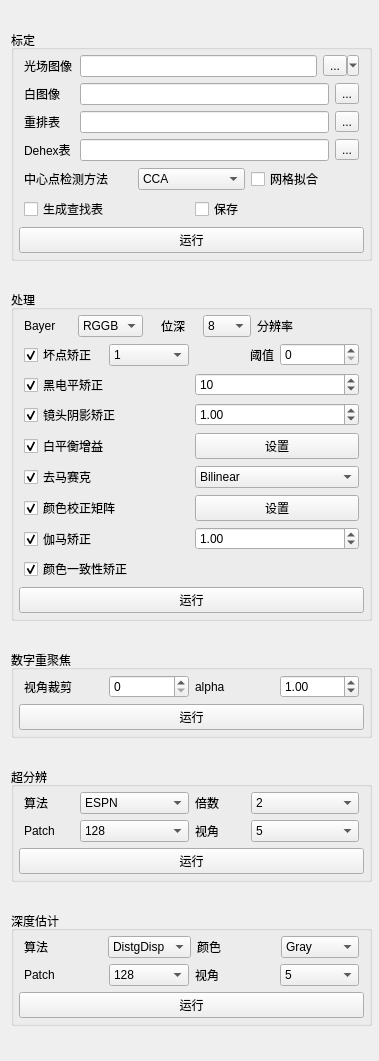
Before: the Qt Designer form ui/widgetcontrol.ui in 632-8nm/LightFieldLab, drawn with Qt 5.
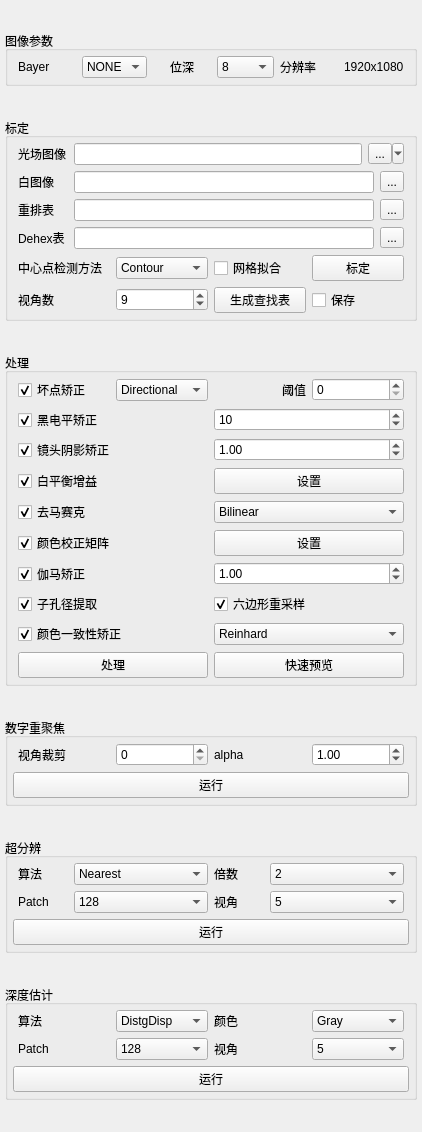
After: the same form once the commit is applied.

Commit message: 引入 lfparams 统一参数管理，更新 lfparams 与 UI 绑定逻辑

```diff
--- a/ui/widgetcontrol.ui
+++ b/ui/widgetcontrol.ui
@@ -6,8 +6,8 @@
    <rect>
     <x>0</x>
     <y>0</y>
-    <width>379</width>
-    <height>1061</height>
+    <width>422</width>
+    <height>1132</height>
    </rect>
   </property>
   <property name="sizePolicy">
@@ -20,15 +20,177 @@
    <string>Form</string>
   </property>
   <layout class="QVBoxLayout" name="verticalLayout">
+   <property name="leftMargin">
+    <number>5</number>
+   </property>
    <property name="topMargin">
-    <number>7</number>
+    <number>5</number>
    </property>
    <property name="rightMargin">
-    <number>7</number>
+    <number>5</number>
    </property>
    <property name="bottomMargin">
-    <number>7</number>
+    <number>5</number>
    </property>
+   <item>
+    <widget class="QGroupBox" name="groupBox">
+     <property name="sizePolicy">
+      <sizepolicy hsizetype="Preferred" vsizetype="Fixed">
+       <horstretch>0</horstretch>
+       <verstretch>0</verstretch>
+      </sizepolicy>
+     </property>
+     <property name="title">
+      <string>图像参数</string>
+     </property>
+     <layout class="QVBoxLayout" name="verticalLayout_5">
+      <property name="leftMargin">
+       <number>5</number>
+      </property>
+      <property name="topMargin">
+       <number>5</number>
+      </property>
+      <property name="rightMargin">
+       <number>5</number>
+      </property>
+      <property name="bottomMargin">
+       <number>5</number>
+      </property>
+      <item>
+       <layout class="QHBoxLayout" name="horizontalLayoutInfo" stretch="0,0,0,0,0,0">
+        <property name="leftMargin">
+         <number>5</number>
+        </property>
+        <property name="topMargin">
+         <number>0</number>
+        </property>
+        <property name="rightMargin">
+         <number>5</number>
+        </property>
+        <property name="bottomMargin">
+         <number>0</number>
+        </property>
+        <item>
+         <widget class="QLabel" name="labelBayer">
+          <property name="sizePolicy">
+           <sizepolicy hsizetype="Preferred" vsizetype="Fixed">
+            <horstretch>0</horstretch>
+            <verstretch>0</verstretch>
+           </sizepolicy>
+          </property>
+          <property name="text">
+           <string>Bayer</string>
+          </property>
+         </widget>
+        </item>
+        <item>
+         <widget class="QComboBox" name="comboBoxBayer">
+          <property name="sizePolicy">
+           <sizepolicy hsizetype="Preferred" vsizetype="Fixed">
+            <horstretch>0</horstretch>
+            <verstretch>0</verstretch>
+           </sizepolicy>
+          </property>
+          <property name="maximumSize">
+           <size>
+            <width>200</width>
+            <height>16777215</height>
+           </size>
+          </property>
+          <item>
+           <property name="text">
+            <string>NONE</string>
+           </property>
+          </item>
+          <item>
+           <property name="text">
+            <string>RGGB</string>
+           </property>
+          </item>
+          <item>
+           <property name="text">
+            <string>GRBG</string>
+           </property>
+          </item>
+          <item>
+           <property name="text">
+            <string>GBRG</string>
+           </property>
+          </item>
+          <item>
+           <property name="text">
+            <string>BGGR</string>
+           </property>
+          </item>
+         </widget>
+        </item>
+        <item>
+         <widget class="QLabel" name="labelBit">
+          <property name="sizePolicy">
+           <sizepolicy hsizetype="Preferred" vsizetype="Fixed">
+            <horstretch>0</horstretch>
+            <verstretch>0</verstretch>
+           </sizepolicy>
+          </property>
+          <property name="text">
+           <string>位深</string>
+          </property>
+          <property name="alignment">
+           <set>Qt::AlignmentFlag::AlignCenter</set>
+          </property>
+         </widget>
+        </item>
+        <item>
+         <widget class="QComboBox" name="comboBoxBit">
+          <property name="sizePolicy">
+           <sizepolicy hsizetype="Preferred" vsizetype="Fixed">
+            <horstretch>0</horstretch>
+            <verstretch>0</verstretch>
+           </sizepolicy>
+          </property>
+          <property name="maximumSize">
+           <size>
+            <width>100</width>
+            <height>16777215</height>
+           </size>
+          </property>
+          <item>
+           <property name="text">
+            <string>8</string>
+           </property>
+          </item>
+          <item>
+           <property name="text">
+            <string>10</string>
+           </property>
+          </item>
+         </widget>
+        </item>
+        <item>
+         <widget class="QLabel" name="labelResText">
+          <property name="sizePolicy">
+           <sizepolicy hsizetype="Preferred" vsizetype="Fixed">
+            <horstretch>0</horstretch>
+            <verstretch>0</verstretch>
+           </sizepolicy>
+          </property>
+          <property name="text">
+           <string>分辨率</string>
+          </property>
+         </widget>
+        </item>
+        <item>
+         <widget class="QLabel" name="labelResValue">
+          <property name="text">
+           <string>1920x1080</string>
+          </property>
+         </widget>
+        </item>
+       </layout>
+      </item>
+     </layout>
+    </widget>
+   </item>
    <item>
     <widget class="QGroupBox" name="groupBoxCalibrate">
      <property name="sizePolicy">
@@ -270,12 +432,7 @@
          </widget>
         </item>
         <item>
-         <widget class="QComboBox" name="comboBox_2">
-          <item>
-           <property name="text">
-            <string>CCA</string>
-           </property>
-          </item>
+         <widget class="QComboBox" name="comboBoxCCA">
           <item>
            <property name="text">
             <string>Contour</string>
@@ -296,6 +453,13 @@
           </property>
          </widget>
         </item>
+        <item>
+         <widget class="QPushButton" name="btnCalibrate">
+          <property name="text">
+           <string>标定</string>
+          </property>
+         </widget>
+        </item>
        </layout>
       </item>
       <item>
@@ -303,17 +467,28 @@
         <property name="leftMargin">
          <number>5</number>
         </property>
-        <property name="topMargin">
-         <number>0</number>
-        </property>
         <property name="rightMargin">
          <number>5</number>
         </property>
-        <property name="bottomMargin">
-         <number>0</number>
-        </property>
         <item>
-         <widget class="QCheckBox" name="checkBoxGenLUT">
+         <widget class="QLabel" name="label">
+          <property name="text">
+           <string>视角数</string>
+          </property>
+         </widget>
+        </item>
+        <item>
+         <widget class="QSpinBox" name="spinBoxLUTViews">
+          <property name="maximum">
+           <number>20</number>
+          </property>
+          <property name="value">
+           <number>9</number>
+          </property>
+         </widget>
+        </item>
+        <item>
+         <widget class="QPushButton" name="btnGenLUT">
           <property name="text">
            <string>生成查找表</string>
           </property>
@@ -328,13 +503,6 @@
         </item>
        </layout>
       </item>
-      <item>
-       <widget class="QPushButton" name="pushButtonRunRefocusRunCali">
-        <property name="text">
-         <string>运行</string>
-        </property>
-       </widget>
-      </item>
      </layout>
     </widget>
    </item>
@@ -362,148 +530,6 @@
       <property name="bottomMargin">
        <number>5</number>
       </property>
-      <item>
-       <layout class="QHBoxLayout" name="horizontalLayoutInfo" stretch="0,0,0,0,0,0">
-        <property name="leftMargin">
-         <number>5</number>
-        </property>
-        <property name="topMargin">
-         <number>0</number>
-        </property>
-        <property name="rightMargin">
-         <number>5</number>
-        </property>
-        <property name="bottomMargin">
-         <number>0</number>
-        </property>
-        <item>
-         <widget class="QLabel" name="labelBayer">
-          <property name="sizePolicy">
-           <sizepolicy hsizetype="Preferred" vsizetype="Fixed">
-            <horstretch>0</horstretch>
-            <verstretch>0</verstretch>
-           </sizepolicy>
-          </property>
-          <property name="text">
-           <string>Bayer</string>
-          </property>
-         </widget>
-        </item>
-        <item>
-         <widget class="QComboBox" name="comboBoxBayer">
-          <property name="sizePolicy">
-           <sizepolicy hsizetype="Preferred" vsizetype="Fixed">
-            <horstretch>0</horstretch>
-            <verstretch>0</verstretch>
-           </sizepolicy>
-          </property>
-          <property name="maximumSize">
-           <size>
-            <width>200</width>
-            <height>16777215</height>
-           </size>
-          </property>
-          <item>
-           <property name="text">
-            <string>RGGB</string>
-           </property>
-          </item>
-          <item>
-           <property name="text">
-            <string>GRBG</string>
-           </property>
-          </item>
-          <item>
-           <property name="text">
-            <string>GBRG</string>
-           </property>
-          </item>
-          <item>
-           <property name="text">
-            <string>BGGR</string>
-           </property>
-          </item>
-         </widget>
-        </item>
-        <item>
-         <widget class="QLabel" name="labelBit">
-          <property name="sizePolicy">
-           <sizepolicy hsizetype="Preferred" vsizetype="Fixed">
-            <horstretch>0</horstretch>
-            <verstretch>0</verstretch>
-           </sizepolicy>
-          </property>
-          <property name="text">
-           <string>位深</string>
-          </property>
-          <property name="alignment">
-           <set>Qt::AlignmentFlag::AlignCenter</set>
-          </property>
-         </widget>
-        </item>
-        <item>
-         <widget class="QComboBox" name="comboBoxBit">
-          <property name="sizePolicy">
-           <sizepolicy hsizetype="Preferred" vsizetype="Fixed">
-            <horstretch>0</horstretch>
-            <verstretch>0</verstretch>
-           </sizepolicy>
-          </property>
-          <property name="maximumSize">
-           <size>
-            <width>100</width>
-            <height>16777215</height>
-           </size>
-          </property>
-          <item>
-           <property name="text">
-            <string>8</string>
-           </property>
-          </item>
-          <item>
-           <property name="text">
-            <string>10</string>
-           </property>
-          </item>
-          <item>
-           <property name="text">
-            <string>12</string>
-           </property>
-          </item>
-          <item>
-           <property name="text">
-            <string>14</string>
-           </property>
-          </item>
-          <item>
-           <property name="text">
-            <string>16</string>
-           </property>
-          </item>
-         </widget>
-        </item>
-        <item>
-         <widget class="QLabel" name="label_3">
-          <property name="sizePolicy">
-           <sizepolicy hsizetype="Preferred" vsizetype="Fixed">
-            <horstretch>0</horstretch>
-            <verstretch>0</verstretch>
-           </sizepolicy>
-          </property>
-          <property name="text">
-           <string>分辨率</string>
-          </property>
-         </widget>
-        </item>
-        <item>
-         <widget class="QLabel" name="label_4">
-          <property name="text">
-           <string/>
-          </property>
-         </widget>
-        </item>
-       </layout>
-      </item>
       <item>
        <layout class="QHBoxLayout" name="horizontalLayoutDPC">
         <property name="leftMargin">
@@ -538,7 +564,7 @@
           </property>
           <item>
            <property name="text">
-            <string>1</string>
+            <string>Directional </string>
            </property>
           </item>
           <item>
@@ -842,6 +868,42 @@
         </item>
        </layout>
       </item>
+      <item>
+       <layout class="QHBoxLayout" name="horizontalLayoutResample">
+        <property name="leftMargin">
+         <number>5</number>
+        </property>
+        <property name="topMargin">
+         <number>0</number>
+        </property>
+        <property name="rightMargin">
+         <number>5</number>
+        </property>
+        <property name="bottomMargin">
+         <number>0</number>
+        </property>
+        <item>
+         <widget class="QCheckBox" name="checkBoxExtract">
+          <property name="text">
+           <string>子孔径提取</string>
+          </property>
+          <property name="checked">
+           <bool>true</bool>
+          </property>
+         </widget>
+        </item>
+        <item>
+         <widget class="QCheckBox" name="checkBoxDehex">
+          <property name="text">
+           <string>六边形重采样</string>
+          </property>
+          <property name="checked">
+           <bool>true</bool>
+          </property>
+         </widget>
+        </item>
+       </layout>
+      </item>
       <item>
        <layout class="QHBoxLayout" name="horizontalLayoutColorEq">
         <property name="leftMargin">
@@ -866,14 +928,46 @@
           </property>
          </widget>
         </item>
+        <item>
+         <widget class="QComboBox" name="comboBox_2">
+          <item>
+           <property name="text">
+            <string>Reinhard</string>
+           </property>
+          </item>
+         </widget>
+        </item>
        </layout>
       </item>
       <item>
-       <widget class="QPushButton" name="pushButtonRunRefocusRunProc">
-        <property name="text">
-         <string>运行</string>
+       <layout class="QHBoxLayout" name="horizontalLayout_2">
+        <property name="leftMargin">
+         <number>5</number>
         </property>
-       </widget>
+        <property name="topMargin">
+         <number>0</number>
+        </property>
+        <property name="rightMargin">
+         <number>5</number>
+        </property>
+        <property name="bottomMargin">
+         <number>0</number>
+        </property>
+        <item>
+         <widget class="QPushButton" name="btnISP">
+          <property name="text">
+           <string>处理</string>
+          </property>
+         </widget>
+        </item>
+        <item>
+         <widget class="QPushButton" name="btnFastPreview">
+          <property name="text">
+           <string>快速预览</string>
+          </property>
+         </widget>
+        </item>
+       </layout>
       </item>
      </layout>
     </widget>
@@ -1057,21 +1151,6 @@
         </item>
         <item>
          <widget class="QComboBox" name="comboBoxSRAlgo">
-          <item>
-           <property name="text">
-            <string>ESPN</string>
-           </property>
-          </item>
-          <item>
-           <property name="text">
-            <string>FSRCNN</string>
-           </property>
-          </item>
-          <item>
-           <property name="text">
-            <string>DistgSSR</string>
-           </property>
-          </item>
           <item>
            <property name="text">
             <string>Nearest</string>
@@ -1346,7 +1425,7 @@
          </widget>
         </item>
         <item>
-         <widget class="QLabel" name="labelDepthPatchSize">
+         <widget class="QLabel" name="labelDepthPatchColor">
           <property name="sizePolicy">
            <sizepolicy hsizetype="Preferred" vsizetype="Minimum">
             <horstretch>0</horstretch>
@@ -1359,7 +1438,7 @@
          </widget>
         </item>
         <item>
-         <widget class="QComboBox" name="comboBoxDepthPatchSize">
+         <widget class="QComboBox" name="comboBoxDepthPatchColor">
           <property name="sizePolicy">
            <sizepolicy hsizetype="Preferred" vsizetype="Fixed">
             <horstretch>0</horstretch>
@@ -1406,7 +1485,7 @@
          <number>0</number>
         </property>
         <item>
-         <widget class="QLabel" name="labelDepthPatchSize_2">
+         <widget class="QLabel" name="labelDepthPatchSize">
           <property name="sizePolicy">
            <sizepolicy hsizetype="Preferred" vsizetype="Minimum">
             <horstretch>0</horstretch>
@@ -1419,7 +1498,7 @@
          </widget>
         </item>
         <item>
-         <widget class="QComboBox" name="comboBoxDepthPatchSize_2">
+         <widget class="QComboBox" name="comboBoxDepthPatchSize">
           <property name="sizePolicy">
            <sizepolicy hsizetype="Preferred" vsizetype="Fixed">
             <horstretch>0</horstretch>
```
Left out of the diff: 56 changed lines with no effect on the pictures. The commit also changes 40 other files.
